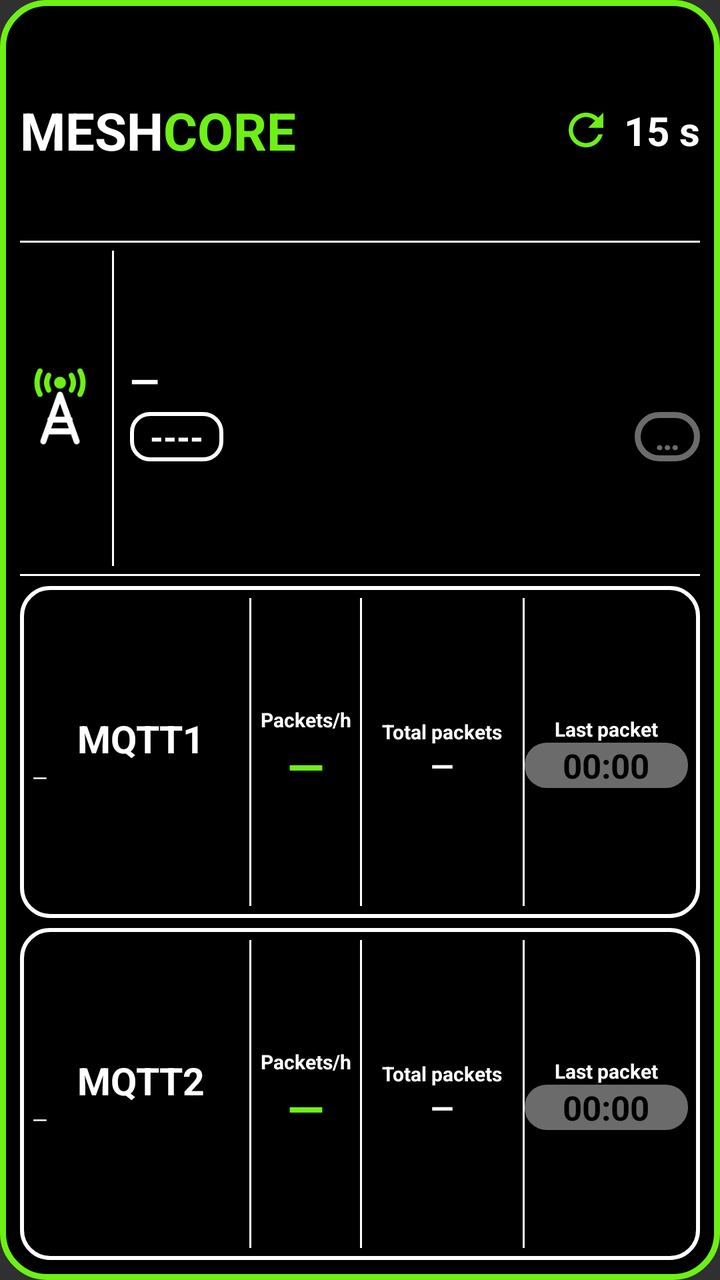
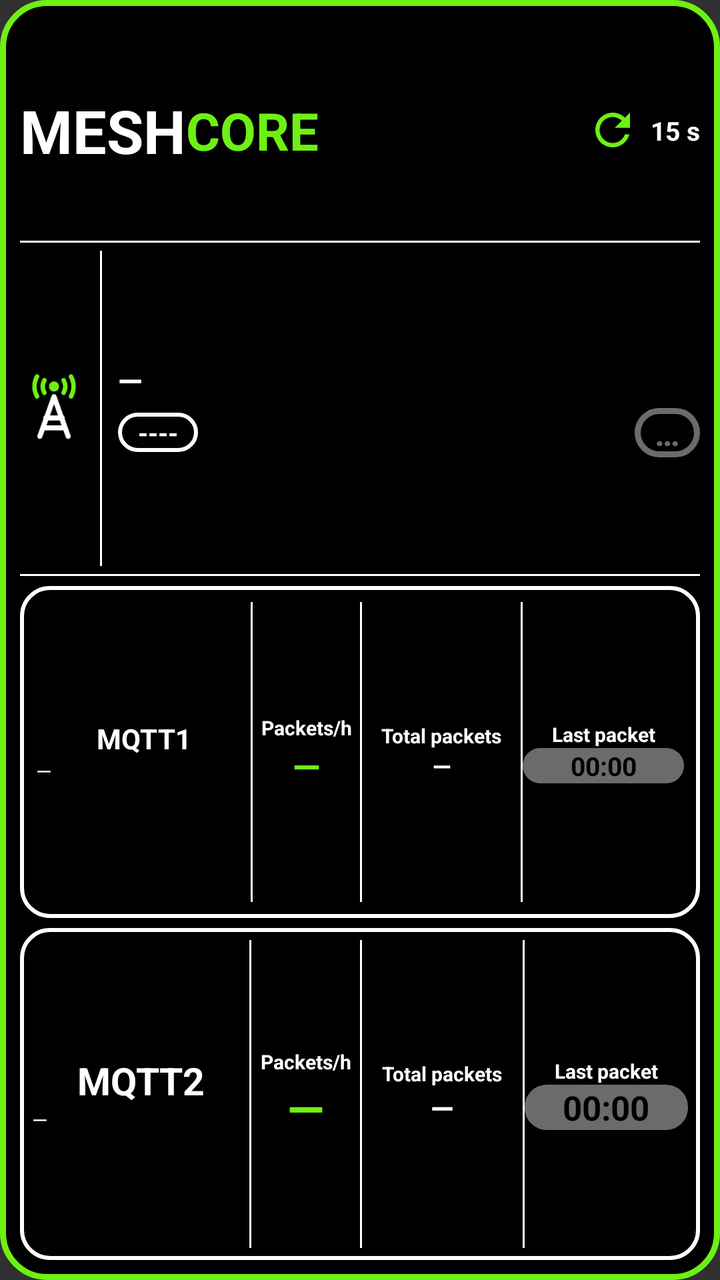

Two renders of the same Android screen: before a commit and after it. Below are the layout's source before the change and the commit's diff.
<!-- AndroidManifest.xml: application theme android:Theme.Material.NoActionBar -->
<!-- res/layout/widget_observer.xml -->
<?xml version="1.0" encoding="utf-8"?>
<LinearLayout xmlns:android="http://schemas.android.com/apk/res/android"
    android:id="@+id/widget_root"
    android:layout_width="match_parent"
    android:layout_height="match_parent"
    android:orientation="vertical"
    android:padding="10dp"
    android:background="@drawable/widget_bg">

    
    <LinearLayout
        android:layout_width="match_parent"
        android:layout_height="0dp"
        android:layout_weight="2"
        android:orientation="horizontal"
        android:gravity="center_vertical">
        <TextView android:layout_width="wrap_content" android:layout_height="wrap_content"
            android:text="MESH" android:textColor="#FFFFFF" android:textStyle="bold" android:textSize="26sp" android:maxLines="1"/>
        <TextView android:layout_width="wrap_content" android:layout_height="wrap_content"
            android:text="CORE" android:textColor="#6EF015" android:textStyle="bold" android:textSize="26sp" android:maxLines="1"/>
        <FrameLayout android:layout_width="0dp" android:layout_height="1dp" android:layout_weight="1"/>
        <ImageView android:id="@+id/refresh_icon" android:layout_width="26dp" android:layout_height="26dp"
            android:src="@drawable/ic_refresh" android:contentDescription="@null"/>
        <TextView android:id="@+id/interval_text" android:layout_width="wrap_content" android:layout_height="wrap_content"
            android:layout_marginStart="6dp" android:text="15 s" android:textColor="#FFFFFF" android:textStyle="bold" android:textSize="20sp" android:maxLines="1"/>
    </LinearLayout>

    <FrameLayout android:layout_width="match_parent" android:layout_height="1dp" android:background="#FFFFFF"/>

    
    <LinearLayout
        android:layout_width="match_parent"
        android:layout_height="0dp"
        android:layout_weight="3"
        android:orientation="horizontal"
        android:gravity="center_vertical"
        android:paddingTop="4dp" android:paddingBottom="4dp">
        <ImageView android:layout_width="40dp" android:layout_height="40dp"
            android:src="@drawable/ic_tower" android:contentDescription="@null"/>
        <FrameLayout android:layout_width="1dp" android:layout_height="match_parent" android:layout_marginStart="6dp" android:layout_marginEnd="8dp" android:background="#FFFFFF"/>
        <LinearLayout android:layout_width="0dp" android:layout_height="wrap_content" android:layout_weight="1" android:orientation="vertical">
            <TextView android:id="@+id/obs_name" android:layout_width="match_parent" android:layout_height="wrap_content"
                android:text="—" android:textColor="#FFFFFF" android:textStyle="bold" android:textSize="19sp" android:maxLines="1" android:ellipsize="end"/>
            <LinearLayout android:layout_width="match_parent" android:layout_height="wrap_content" android:orientation="horizontal" android:gravity="center_vertical" android:layout_marginTop="3dp">
                <TextView android:id="@+id/obs_hash" android:layout_width="wrap_content" android:layout_height="wrap_content"
                    android:background="@drawable/badge_outline" android:paddingStart="10dp" android:paddingEnd="10dp" android:paddingTop="1dp" android:paddingBottom="1dp"
                    android:text="----" android:textColor="#FFFFFF" android:textStyle="bold" android:textSize="17sp" android:maxLines="1"/>
                <FrameLayout android:layout_width="0dp" android:layout_height="1dp" android:layout_weight="1"/>
                <TextView android:id="@+id/obs_live" android:layout_width="wrap_content" android:layout_height="wrap_content"
                    android:background="@drawable/live_gray" android:paddingStart="10dp" android:paddingEnd="10dp" android:paddingTop="1dp" android:paddingBottom="1dp"
                    android:text="…" android:textColor="#6B6B6B" android:textStyle="bold" android:textSize="17sp" android:maxLines="1"/>
            </LinearLayout>
        </LinearLayout>
    </LinearLayout>

    <FrameLayout android:layout_width="match_parent" android:layout_height="1dp" android:background="#FFFFFF" android:layout_marginBottom="5dp"/>

    
    <LinearLayout
        android:layout_width="match_parent" android:layout_height="0dp" android:layout_weight="3"
        android:orientation="horizontal" android:gravity="center_vertical"
        android:background="@drawable/card_outline" android:padding="6dp">
        <LinearLayout android:layout_width="0dp" android:layout_height="wrap_content" android:layout_weight="4" android:orientation="vertical">
            <TextView android:layout_width="match_parent" android:layout_height="wrap_content" android:text="MQTT1" android:textColor="#FFFFFF" android:textStyle="bold" android:gravity="center" android:textSize="19sp" android:maxLines="1" android:autoSizeTextType="uniform" android:autoSizeMinTextSize="11sp" android:autoSizeMaxTextSize="19sp" android:autoSizeStepGranularity="1sp"/>
            <TextView android:id="@+id/m1_host" android:layout_width="match_parent" android:layout_height="wrap_content" android:text="—" android:textColor="#FFFFFF" android:textSize="10sp" android:maxLines="1" android:ellipsize="end" android:autoSizeTextType="uniform" android:autoSizeMinTextSize="6sp" android:autoSizeMaxTextSize="10sp" android:autoSizeStepGranularity="1sp"/>
        </LinearLayout>
        <FrameLayout android:layout_width="1dp" android:layout_height="match_parent" android:background="#FFFFFF"/>
        <LinearLayout android:layout_width="0dp" android:layout_height="wrap_content" android:layout_weight="2" android:orientation="vertical" android:gravity="center_horizontal">
            <TextView android:layout_width="match_parent" android:layout_height="wrap_content" android:text="Packets/h" android:textColor="#FFFFFF" android:textStyle="bold" android:gravity="center" android:textSize="10sp" android:maxLines="1" android:autoSizeTextType="uniform" android:autoSizeMinTextSize="6sp" android:autoSizeMaxTextSize="10sp" android:autoSizeStepGranularity="1sp"/>
            <TextView android:id="@+id/m1_hour" android:layout_width="match_parent" android:layout_height="wrap_content" android:text="—" android:textColor="#6EF015" android:textStyle="bold" android:gravity="center" android:textSize="24sp" android:maxLines="1" android:autoSizeTextType="uniform" android:autoSizeMinTextSize="14sp" android:autoSizeMaxTextSize="24sp" android:autoSizeStepGranularity="1sp"/>
        </LinearLayout>
        <LinearLayout android:id="@+id/m1_total_col" android:layout_width="0dp" android:layout_height="match_parent" android:layout_weight="3" android:orientation="horizontal" android:gravity="center_vertical">
        <FrameLayout android:layout_width="1dp" android:layout_height="match_parent" android:background="#FFFFFF"/>
        <LinearLayout android:layout_width="0dp" android:layout_height="wrap_content" android:layout_weight="1" android:orientation="vertical" android:gravity="center_horizontal">
            <TextView android:layout_width="match_parent" android:layout_height="wrap_content" android:text="Total packets" android:textColor="#FFFFFF" android:textStyle="bold" android:gravity="center" android:textSize="10sp" android:maxLines="1" android:autoSizeTextType="uniform" android:autoSizeMinTextSize="6sp" android:autoSizeMaxTextSize="10sp" android:autoSizeStepGranularity="1sp"/>
            <TextView android:id="@+id/m1_total" android:layout_width="match_parent" android:layout_height="wrap_content" android:text="—" android:textColor="#FFFFFF" android:textStyle="bold" android:gravity="center" android:textSize="15sp" android:maxLines="1" android:autoSizeTextType="uniform" android:autoSizeMinTextSize="10sp" android:autoSizeMaxTextSize="15sp" android:autoSizeStepGranularity="1sp"/>
        </LinearLayout>
        </LinearLayout>
        <FrameLayout android:layout_width="1dp" android:layout_height="match_parent" android:background="#FFFFFF"/>
        <LinearLayout android:layout_width="0dp" android:layout_height="wrap_content" android:layout_weight="3" android:orientation="vertical" android:gravity="center_horizontal">
            <TextView android:layout_width="match_parent" android:layout_height="wrap_content" android:text="Last packet" android:textColor="#FFFFFF" android:textStyle="bold" android:gravity="center" android:textSize="10sp" android:maxLines="1" android:autoSizeTextType="uniform" android:autoSizeMinTextSize="6sp" android:autoSizeMaxTextSize="10sp" android:autoSizeStepGranularity="1sp"/>
            <Chronometer android:id="@+id/m1_last" android:layout_width="match_parent" android:layout_height="wrap_content" android:gravity="center" android:background="@drawable/pill_gray" android:text="—" android:textColor="#000000" android:textStyle="bold" android:textSize="17sp" android:maxLines="1" android:autoSizeTextType="uniform" android:autoSizeMinTextSize="10sp" android:autoSizeMaxTextSize="17sp" android:autoSizeStepGranularity="1sp"/>
        </LinearLayout>
    </LinearLayout>

    <FrameLayout android:layout_width="match_parent" android:layout_height="5dp"/>

    
    <LinearLayout
        android:layout_width="match_parent" android:layout_height="0dp" android:layout_weight="3"
        android:orientation="horizontal" android:gravity="center_vertical"
        android:background="@drawable/card_outline" android:padding="6dp">
        <LinearLayout android:layout_width="0dp" android:layout_height="wrap_content" android:layout_weight="4" android:orientation="vertical">
            <TextView android:layout_width="match_parent" android:layout_height="wrap_content" android:text="MQTT2" android:textColor="#FFFFFF" android:textStyle="bold" android:gravity="center" android:textSize="19sp" android:maxLines="1" android:autoSizeTextType="uniform" android:autoSizeMinTextSize="11sp" android:autoSizeMaxTextSize="19sp" android:autoSizeStepGranularity="1sp"/>
            <TextView android:id="@+id/m2_host" android:layout_width="match_parent" android:layout_height="wrap_content" android:text="—" android:textColor="#FFFFFF" android:textSize="10sp" android:maxLines="1" android:ellipsize="end" android:autoSizeTextType="uniform" android:autoSizeMinTextSize="6sp" android:autoSizeMaxTextSize="10sp" android:autoSizeStepGranularity="1sp"/>
        </LinearLayout>
        <FrameLayout android:layout_width="1dp" android:layout_height="match_parent" android:background="#FFFFFF"/>
        <LinearLayout android:layout_width="0dp" android:layout_height="wrap_content" android:layout_weight="2" android:orientation="vertical" android:gravity="center_horizontal">
            <TextView android:layout_width="match_parent" android:layout_height="wrap_content" android:text="Packets/h" android:textColor="#FFFFFF" android:textStyle="bold" android:gravity="center" android:textSize="10sp" android:maxLines="1" android:autoSizeTextType="uniform" android:autoSizeMinTextSize="6sp" android:autoSizeMaxTextSize="10sp" android:autoSizeStepGranularity="1sp"/>
            <TextView android:id="@+id/m2_hour" android:layout_width="match_parent" android:layout_height="wrap_content" android:text="—" android:textColor="#6EF015" android:textStyle="bold" android:gravity="center" android:textSize="24sp" android:maxLines="1" android:autoSizeTextType="uniform" android:autoSizeMinTextSize="14sp" android:autoSizeMaxTextSize="24sp" android:autoSizeStepGranularity="1sp"/>
        </LinearLayout>
        <LinearLayout android:id="@+id/m2_total_col" android:layout_width="0dp" android:layout_height="match_parent" android:layout_weight="3" android:orientation="horizontal" android:gravity="center_vertical">
        <FrameLayout android:layout_width="1dp" android:layout_height="match_parent" android:background="#FFFFFF"/>
        <LinearLayout android:layout_width="0dp" android:layout_height="wrap_content" android:layout_weight="1" android:orientation="vertical" android:gravity="center_horizontal">
            <TextView android:layout_width="match_parent" android:layout_height="wrap_content" android:text="Total packets" android:textColor="#FFFFFF" android:textStyle="bold" android:gravity="center" android:textSize="10sp" android:maxLines="1" android:autoSizeTextType="uniform" android:autoSizeMinTextSize="6sp" android:autoSizeMaxTextSize="10sp" android:autoSizeStepGranularity="1sp"/>
            <TextView android:id="@+id/m2_total" android:layout_width="match_parent" android:layout_height="wrap_content" android:text="—" android:textColor="#FFFFFF" android:textStyle="bold" android:gravity="center" android:textSize="15sp" android:maxLines="1" android:autoSizeTextType="uniform" android:autoSizeMinTextSize="10sp" android:autoSizeMaxTextSize="15sp" android:autoSizeStepGranularity="1sp"/>
        </LinearLayout>
        </LinearLayout>
        <FrameLayout android:layout_width="1dp" android:layout_height="match_parent" android:background="#FFFFFF"/>
        <LinearLayout android:layout_width="0dp" android:layout_height="wrap_content" android:layout_weight="3" android:orientation="vertical" android:gravity="center_horizontal">
            <TextView android:layout_width="match_parent" android:layout_height="wrap_content" android:text="Last packet" android:textColor="#FFFFFF" android:textStyle="bold" android:gravity="center" android:textSize="10sp" android:maxLines="1" android:autoSizeTextType="uniform" android:autoSizeMinTextSize="6sp" android:autoSizeMaxTextSize="10sp" android:autoSizeStepGranularity="1sp"/>
            <Chronometer android:id="@+id/m2_last" android:layout_width="match_parent" android:layout_height="wrap_content" android:gravity="center" android:background="@drawable/pill_gray" android:text="—" android:textColor="#000000" android:textStyle="bold" android:textSize="17sp" android:maxLines="1" android:autoSizeTextType="uniform" android:autoSizeMinTextSize="10sp" android:autoSizeMaxTextSize="17sp" android:autoSizeStepGranularity="1sp"/>
        </LinearLayout>
    </LinearLayout>
</LinearLayout>
<!-- resources referenced by this layout -->
<resources>
  <!-- drawable badge_outline (drawable) -->
  <?xml version="1.0" encoding="utf-8"?>
  <shape xmlns:android="http://schemas.android.com/apk/res/android" android:shape="rectangle">
      <solid android:color="#000000"/>
      <stroke android:width="2dp" android:color="#FFFFFF"/>
      <corners android:radius="9dp"/>
  </shape>
  <!-- drawable card_outline (drawable) -->
  <?xml version="1.0" encoding="utf-8"?>
  <shape xmlns:android="http://schemas.android.com/apk/res/android" android:shape="rectangle">
      <solid android:color="#000000"/>
      <stroke android:width="2dp" android:color="#FFFFFF"/>
      <corners android:radius="14dp"/>
  </shape>
  <!-- drawable ic_refresh (drawable) -->
  <?xml version="1.0" encoding="utf-8"?>
  <vector xmlns:android="http://schemas.android.com/apk/res/android" android:width="24dp" android:height="24dp" android:viewportWidth="24" android:viewportHeight="24">
      <path android:fillColor="#6EF015" android:pathData="M17.65,6.35C16.2,4.9 14.21,4 12,4c-4.42,0 -7.99,3.58 -7.99,8s3.57,8 7.99,8c3.73,0 6.84,-2.55 7.73,-6h-2.08c-0.82,2.33 -3.04,4 -5.65,4 -3.31,0 -6,-2.69 -6,-6s2.69,-6 6,-6c1.66,0 3.14,0.69 4.22,1.78L13,11h7V4l-2.35,2.35z"/>
  </vector>
  <!-- drawable ic_tower (drawable) -->
  <?xml version="1.0" encoding="utf-8"?>
  <vector xmlns:android="http://schemas.android.com/apk/res/android" android:width="48dp" android:height="48dp" android:viewportWidth="24" android:viewportHeight="24">
      <path android:fillColor="#6EF015" android:pathData="M12,4.4m-1.8,0a1.8,1.8 0,1 1,3.6 0a1.8,1.8 0,1 1,-3.6 0"/>
      <path android:strokeColor="#6EF015" android:strokeWidth="1.6" android:strokeLineCap="round" android:pathData="M8.6,2.2A4.6,4.6 0,0 0,8.6,6.6M15.4,2.2A4.6,4.6 0,0 1,15.4,6.6M6,0.9A7.4,7.4 0,0 0,6,7.9M18,0.9A7.4,7.4 0,0 1,18,7.9"/>
      <path android:strokeColor="#FFFFFF" android:strokeWidth="1.8" android:strokeLineCap="round" android:strokeLineJoin="round" android:pathData="M12,8L7,22M12,8L17,22M9.1,15.5L14.9,15.5M8.2,19L15.8,19"/>
  </vector>
  <!-- drawable live_gray (drawable) -->
  <?xml version="1.0" encoding="utf-8"?>
  <shape xmlns:android="http://schemas.android.com/apk/res/android" android:shape="rectangle">
      <solid android:color="#000000"/>
      <stroke android:width="3dp" android:color="#6B6B6B"/>
      <corners android:radius="12dp"/>
  </shape>
  <!-- drawable pill_gray (drawable) -->
  <?xml version="1.0" encoding="utf-8"?>
  <shape xmlns:android="http://schemas.android.com/apk/res/android" android:shape="rectangle">
      <solid android:color="#6B6B6B"/>
      <corners android:radius="11dp"/>
  </shape>
  <!-- drawable widget_bg (drawable) -->
  <?xml version="1.0" encoding="utf-8"?>
  <shape xmlns:android="http://schemas.android.com/apk/res/android" android:shape="rectangle">
      <solid android:color="#000000"/>
      <stroke android:width="3dp" android:color="#6EF015"/>
      <corners android:radius="22dp"/>
  </shape>
</resources>

<!-- the commit's change to res/layout/widget_observer.xml (unified diff, before → after) -->
@@ -15,14 +15,14 @@
         android:orientation="horizontal"
         android:gravity="center_vertical">
         <TextView android:layout_width="wrap_content" android:layout_height="wrap_content"
-            android:text="MESH" android:textColor="#FFFFFF" android:textStyle="bold" android:textSize="26sp" android:maxLines="1"/>
+            android:text="MESH" android:textColor="#FFFFFF" android:textStyle="bold" android:textSize="30sp" android:maxLines="1"/>
         <TextView android:layout_width="wrap_content" android:layout_height="wrap_content"
             android:text="CORE" android:textColor="#6EF015" android:textStyle="bold" android:textSize="26sp" android:maxLines="1"/>
         <FrameLayout android:layout_width="0dp" android:layout_height="1dp" android:layout_weight="1"/>
         <ImageView android:id="@+id/refresh_icon" android:layout_width="26dp" android:layout_height="26dp"
             android:src="@drawable/ic_refresh" android:contentDescription="@null"/>
         <TextView android:id="@+id/interval_text" android:layout_width="wrap_content" android:layout_height="wrap_content"
-            android:layout_marginStart="6dp" android:text="15 s" android:textColor="#FFFFFF" android:textStyle="bold" android:textSize="20sp" android:maxLines="1"/>
+            android:layout_marginStart="6dp" android:text="15 s" android:textColor="#FFFFFF" android:textStyle="bold" android:textSize="13sp" android:maxLines="1"/>
     </LinearLayout>
 
     <FrameLayout android:layout_width="match_parent" android:layout_height="1dp" android:background="#FFFFFF"/>
@@ -35,16 +35,16 @@
         android:orientation="horizontal"
         android:gravity="center_vertical"
         android:paddingTop="4dp" android:paddingBottom="4dp">
-        <ImageView android:layout_width="40dp" android:layout_height="40dp"
+        <ImageView android:layout_width="34dp" android:layout_height="34dp"
             android:src="@drawable/ic_tower" android:contentDescription="@null"/>
         <FrameLayout android:layout_width="1dp" android:layout_height="match_parent" android:layout_marginStart="6dp" android:layout_marginEnd="8dp" android:background="#FFFFFF"/>
         <LinearLayout android:layout_width="0dp" android:layout_height="wrap_content" android:layout_weight="1" android:orientation="vertical">
             <TextView android:id="@+id/obs_name" android:layout_width="match_parent" android:layout_height="wrap_content"
-                android:text="—" android:textColor="#FFFFFF" android:textStyle="bold" android:textSize="19sp" android:maxLines="1" android:ellipsize="end"/>
+                android:text="—" android:textColor="#FFFFFF" android:textStyle="bold" android:textSize="16sp" android:maxLines="1" android:ellipsize="end"/>
             <LinearLayout android:layout_width="match_parent" android:layout_height="wrap_content" android:orientation="horizontal" android:gravity="center_vertical" android:layout_marginTop="3dp">
                 <TextView android:id="@+id/obs_hash" android:layout_width="wrap_content" android:layout_height="wrap_content"
                     android:background="@drawable/badge_outline" android:paddingStart="10dp" android:paddingEnd="10dp" android:paddingTop="1dp" android:paddingBottom="1dp"
-                    android:text="----" android:textColor="#FFFFFF" android:textStyle="bold" android:textSize="17sp" android:maxLines="1"/>
+                    android:text="----" android:textColor="#FFFFFF" android:textStyle="bold" android:textSize="13sp" android:maxLines="1"/>
                 <FrameLayout android:layout_width="0dp" android:layout_height="1dp" android:layout_weight="1"/>
                 <TextView android:id="@+id/obs_live" android:layout_width="wrap_content" android:layout_height="wrap_content"
                     android:background="@drawable/live_gray" android:paddingStart="10dp" android:paddingEnd="10dp" android:paddingTop="1dp" android:paddingBottom="1dp"
@@ -59,27 +59,27 @@
     <LinearLayout
         android:layout_width="match_parent" android:layout_height="0dp" android:layout_weight="3"
         android:orientation="horizontal" android:gravity="center_vertical"
-        android:background="@drawable/card_outline" android:padding="6dp">
+        android:background="@drawable/card_outline" android:padding="8dp">
         <LinearLayout android:layout_width="0dp" android:layout_height="wrap_content" android:layout_weight="4" android:orientation="vertical">
-            <TextView android:layout_width="match_parent" android:layout_height="wrap_content" android:text="MQTT1" android:textColor="#FFFFFF" android:textStyle="bold" android:gravity="center" android:textSize="19sp" android:maxLines="1" android:autoSizeTextType="uniform" android:autoSizeMinTextSize="11sp" android:autoSizeMaxTextSize="19sp" android:autoSizeStepGranularity="1sp"/>
+            <TextView android:layout_width="match_parent" android:layout_height="wrap_content" android:text="MQTT1" android:textColor="#FFFFFF" android:textStyle="bold" android:gravity="center" android:textSize="14sp" android:maxLines="1" android:autoSizeTextType="uniform" android:autoSizeMinTextSize="10sp" android:autoSizeMaxTextSize="14sp" android:autoSizeStepGranularity="1sp"/>
             <TextView android:id="@+id/m1_host" android:layout_width="match_parent" android:layout_height="wrap_content" android:text="—" android:textColor="#FFFFFF" android:textSize="10sp" android:maxLines="1" android:ellipsize="end" android:autoSizeTextType="uniform" android:autoSizeMinTextSize="6sp" android:autoSizeMaxTextSize="10sp" android:autoSizeStepGranularity="1sp"/>
         </LinearLayout>
         <FrameLayout android:layout_width="1dp" android:layout_height="match_parent" android:background="#FFFFFF"/>
         <LinearLayout android:layout_width="0dp" android:layout_height="wrap_content" android:layout_weight="2" android:orientation="vertical" android:gravity="center_horizontal">
             <TextView android:layout_width="match_parent" android:layout_height="wrap_content" android:text="Packets/h" android:textColor="#FFFFFF" android:textStyle="bold" android:gravity="center" android:textSize="10sp" android:maxLines="1" android:autoSizeTextType="uniform" android:autoSizeMinTextSize="6sp" android:autoSizeMaxTextSize="10sp" android:autoSizeStepGranularity="1sp"/>
-            <TextView android:id="@+id/m1_hour" android:layout_width="match_parent" android:layout_height="wrap_content" android:text="—" android:textColor="#6EF015" android:textStyle="bold" android:gravity="center" android:textSize="24sp" android:maxLines="1" android:autoSizeTextType="uniform" android:autoSizeMinTextSize="14sp" android:autoSizeMaxTextSize="24sp" android:autoSizeStepGranularity="1sp"/>
+            <TextView android:id="@+id/m1_hour" android:layout_width="match_parent" android:layout_height="wrap_content" android:text="—" android:textColor="#6EF015" android:textStyle="bold" android:gravity="center" android:textSize="18sp" android:maxLines="1" android:autoSizeTextType="uniform" android:autoSizeMinTextSize="14sp" android:autoSizeMaxTextSize="24sp" android:autoSizeStepGranularity="1sp"/>
         </LinearLayout>
         <LinearLayout android:id="@+id/m1_total_col" android:layout_width="0dp" android:layout_height="match_parent" android:layout_weight="3" android:orientation="horizontal" android:gravity="center_vertical">
         <FrameLayout android:layout_width="1dp" android:layout_height="match_parent" android:background="#FFFFFF"/>
         <LinearLayout android:layout_width="0dp" android:layout_height="wrap_content" android:layout_weight="1" android:orientation="vertical" android:gravity="center_horizontal">
             <TextView android:layout_width="match_parent" android:layout_height="wrap_content" android:text="Total packets" android:textColor="#FFFFFF" android:textStyle="bold" android:gravity="center" android:textSize="10sp" android:maxLines="1" android:autoSizeTextType="uniform" android:autoSizeMinTextSize="6sp" android:autoSizeMaxTextSize="10sp" android:autoSizeStepGranularity="1sp"/>
-            <TextView android:id="@+id/m1_total" android:layout_width="match_parent" android:layout_height="wrap_content" android:text="—" android:textColor="#FFFFFF" android:textStyle="bold" android:gravity="center" android:textSize="15sp" android:maxLines="1" android:autoSizeTextType="uniform" android:autoSizeMinTextSize="10sp" android:autoSizeMaxTextSize="15sp" android:autoSizeStepGranularity="1sp"/>
+            <TextView android:id="@+id/m1_total" android:layout_width="match_parent" android:layout_height="wrap_content" android:text="—" android:textColor="#FFFFFF" android:textStyle="bold" android:gravity="center" android:textSize="12sp" android:maxLines="1" android:autoSizeTextType="uniform" android:autoSizeMinTextSize="10sp" android:autoSizeMaxTextSize="15sp" android:autoSizeStepGranularity="1sp"/>
         </LinearLayout>
         </LinearLayout>
         <FrameLayout android:layout_width="1dp" android:layout_height="match_parent" android:background="#FFFFFF"/>
         <LinearLayout android:layout_width="0dp" android:layout_height="wrap_content" android:layout_weight="3" android:orientation="vertical" android:gravity="center_horizontal">
             <TextView android:layout_width="match_parent" android:layout_height="wrap_content" android:text="Last packet" android:textColor="#FFFFFF" android:textStyle="bold" android:gravity="center" android:textSize="10sp" android:maxLines="1" android:autoSizeTextType="uniform" android:autoSizeMinTextSize="6sp" android:autoSizeMaxTextSize="10sp" android:autoSizeStepGranularity="1sp"/>
-            <Chronometer android:id="@+id/m1_last" android:layout_width="match_parent" android:layout_height="wrap_content" android:gravity="center" android:background="@drawable/pill_gray" android:text="—" android:textColor="#000000" android:textStyle="bold" android:textSize="17sp" android:maxLines="1" android:autoSizeTextType="uniform" android:autoSizeMinTextSize="10sp" android:autoSizeMaxTextSize="17sp" android:autoSizeStepGranularity="1sp"/>
+            <Chronometer android:id="@+id/m1_last" android:layout_width="match_parent" android:layout_height="wrap_content" android:gravity="center" android:background="@drawable/pill_gray" android:text="—" android:textColor="#000000" android:textStyle="bold" android:textSize="13sp" android:maxLines="1" android:autoSizeTextType="uniform" android:autoSizeMinTextSize="9sp" android:autoSizeMaxTextSize="13sp" android:autoSizeStepGranularity="1sp"/>
         </LinearLayout>
     </LinearLayout>
 
